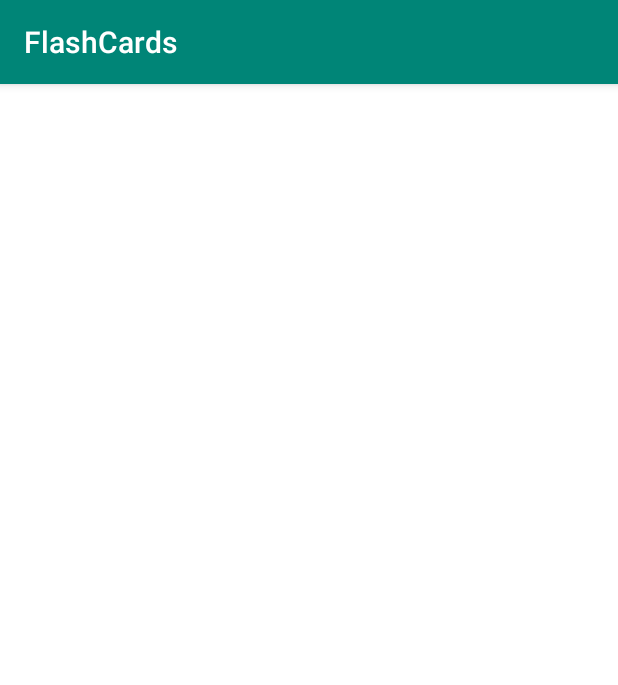
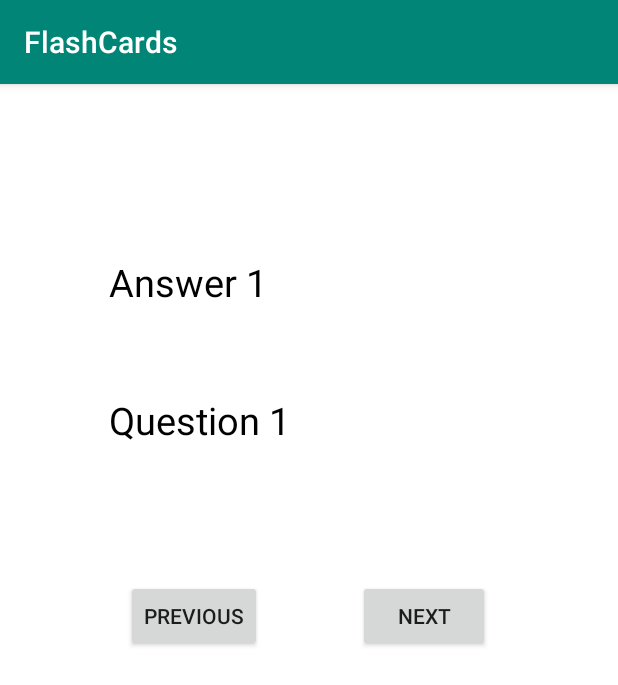
Before and after one commit to K-De-Castro/FlashCards, an Android app: the StudyActivity screen opened directly, with no data from a screen before it, on a phone screen of 412 x 824 dp. Shown: the top 685 px of the screen. Run offline under Robolectric (Android 15) with nearby library versions, the phone set to English and light mode, and no system bars; our stand-ins replace Room's generated code.

Commit message:
edited study mode

```diff
--- a/app/src/main/java/us/ait/flashcards/StudyActivity.kt
+++ b/app/src/main/java/us/ait/flashcards/StudyActivity.kt
@@ -4,9 +4,9 @@ import androidx.appcompat.app.AppCompatActivity
 import android.os.Bundle
 import androidx.recyclerview.widget.DividerItemDecoration
 import kotlinx.android.synthetic.main.activity_main.*
+import kotlinx.android.synthetic.main.activity_study.*
 import us.ait.flashcards.adapter.CardAdapter
 import us.ait.flashcards.adapter.GroupAdapter
-import us.ait.flashcards.adapter.StudyAdapter
 import us.ait.flashcards.data.AppDatabase
 import us.ait.flashcards.data.Card
 import us.ait.flashcards.data.Group
@@ -18,7 +18,7 @@ class StudyActivity : AppCompatActivity() {
         const val KEY_STARTED = "KEY_STARTED"
     }
 
-    lateinit var  studyAdapter: StudyAdapter
+
 
     var groupId :Long = 0
 
@@ -26,68 +26,31 @@ class StudyActivity : AppCompatActivity() {
         super.onCreate(savedInstanceState)
         setContentView(R.layout.activity_study)
 
-        initRecyclerView()
 
         groupId = intent.getLongExtra("KEY_DETAILS", 0)
+
+        var cards = AppDatabase.getInstance(this@StudyActivity).groupDao().getCards(groupId)
+
+
+
+
+        tvAnsw.text = "Question 1"
+
+        tvQuest.text = "Answer 1"
+
+
+        btnPrevious.setOnClickListener {
+
+        }
+
+        btnNext.setOnClickListener {
+
+        }
 
 
     }
 
-    private fun initRecyclerView() {
-        Thread{
-            var cards = AppDatabase.getInstance(this@StudyActivity).groupDao().getCards(groupId)
-
-            runOnUiThread {
-                studyAdapter = StudyAdapter(this, cards)
-                recyclerTodo.adapter = studyAdapter
-
-                var itemDecorator = DividerItemDecoration(
-                    this,
-                    DividerItemDecoration.VERTICAL
-                )
-                recyclerTodo.addItemDecoration(itemDecorator)
 
 
 
-//                val callback = TodoReyclerTouchCallback(todoAdapter)
-//                val touchHelper = ItemTouchHelper(callback)
-//                touchHelper.attachToRecyclerView(recyclerTodo)
-            }
-        }.start()
-    }
-
-    fun showAddCardDialog() {
-        var dialog = CardDialog()
-        var arg = Bundle()
-        arg?.putLong("groupId", groupId)
-        dialog.arguments = arg
-        dialog.show(supportFragmentManager, "TAG_TODO_DIALOG")
-    }
-
-    fun saveCard(card: Card){
-        Thread{
-            var newID =
-                AppDatabase.getInstance(this@StudyActivity).groupDao().addCard(card)
-
-            card.cardId = newID
-
-            runOnUiThread{
-                studyAdapter.addCard(card)
-            }
-        }.start()
-    }
-
-
-//    var editIndex: Int = -1
-
-//    override fun groupUpdated(item: Group) {
-//        Thread{
-//            AppDatabase.getInstance(
-//                this@MainActivity).groupDao().updateGroup(item)
-//
-//            runOnUiThread {
-//                groupAdapter.updateGroupOnPosition(item, editIndex)
-//            }
-//        }.start()
-//    }
 }
--- a/app/src/main/res/layout/activity_study.xml
+++ b/app/src/main/res/layout/activity_study.xml
@@ -9,14 +9,17 @@
     tools:context=".CardsActivity">
 
 
-    <androidx.recyclerview.widget.RecyclerView
-        android:id="@+id/recyclerTodo"
-        android:layout_width="match_parent"
-        android:layout_height="match_parent"
-        android:padding="20dp"
-        android:scrollbars="vertical"
-        app:layoutManager="androidx.recyclerview.widget.LinearLayoutManager"
-        app:layout_behavior="@string/appbar_scrolling_view_behavior" />
+    <TextView
+        android:id="@+id/tvAnsw"
+        android:layout_width="267dp"
+        android:layout_height="70dp"
+        android:hint="Question"
+        android:textSize="25sp"
+        android:textColor="#000000"
+        app:layout_constraintBottom_toTopOf="@+id/guideline"
+        app:layout_constraintEnd_toEndOf="parent"
+        app:layout_constraintStart_toStartOf="parent"
+        app:layout_constraintTop_toBottomOf="@+id/tvQuest" />
 
 
 
@@ -26,7 +29,7 @@
         android:layout_width="wrap_content"
         android:layout_height="wrap_content"
         android:orientation="horizontal"
-        app:layout_constraintGuide_begin="621dp"
+        app:layout_constraintGuide_begin="299dp"
         tools:visibility="invisible" />
 
     <androidx.constraintlayout.widget.Guideline
@@ -34,6 +37,38 @@
         android:layout_width="wrap_content"
         android:layout_height="wrap_content"
         android:orientation="vertical"
-        app:layout_constraintGuide_begin="354dp" />
+        app:layout_constraintGuide_begin="207dp" />
+
+    <TextView
+        android:id="@+id/tvQuest"
+        android:layout_width="267dp"
+        android:textSize="25sp"
+        android:layout_height="70dp"
+        android:textColor="#000000"
+        android:hint="Answer"
+        app:layout_constraintBottom_toTopOf="@+id/guideline"
+        app:layout_constraintEnd_toEndOf="parent"
+        app:layout_constraintStart_toStartOf="parent"
+        app:layout_constraintTop_toTopOf="parent" />
+
+    <Button
+        android:id="@+id/btnPrevious"
+        android:layout_width="wrap_content"
+        android:layout_height="wrap_content"
+        android:layout_marginTop="32dp"
+        android:layout_marginEnd="32dp"
+        android:text="Previous"
+        app:layout_constraintEnd_toStartOf="@+id/guideline2"
+        app:layout_constraintTop_toTopOf="@+id/guideline" />
+
+    <Button
+        android:id="@+id/btnNext"
+        android:layout_width="wrap_content"
+        android:layout_height="wrap_content"
+        android:layout_marginStart="32dp"
+        android:layout_marginTop="32dp"
+        android:text="Next"
+        app:layout_constraintStart_toStartOf="@+id/guideline2"
+        app:layout_constraintTop_toTopOf="@+id/guideline" />
 
 </androidx.constraintlayout.widget.ConstraintLayout>
```
Also changed, not shown: app/src/main/java/us/ait/flashcards/adapter/StudyAdapter.kt (deleted, +0 -137 lines), app/src/main/res/layout/study_card_row.xml (deleted, +0 -58 lines).
